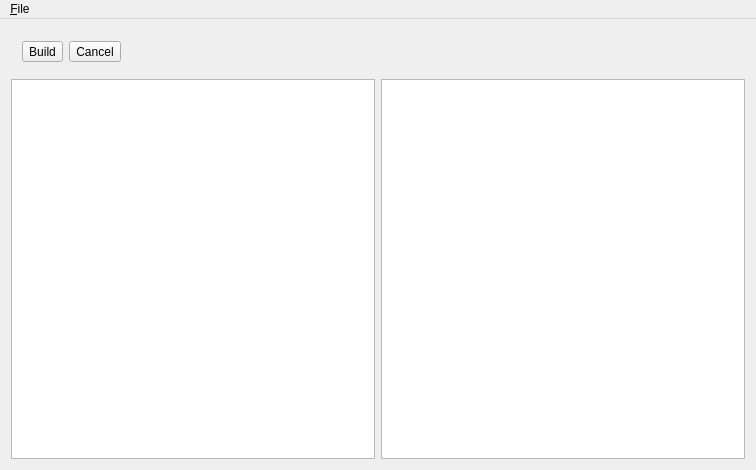
Qt form src-qt/mainwindow.ui (MtnViewJohn/context-free) before a commit.
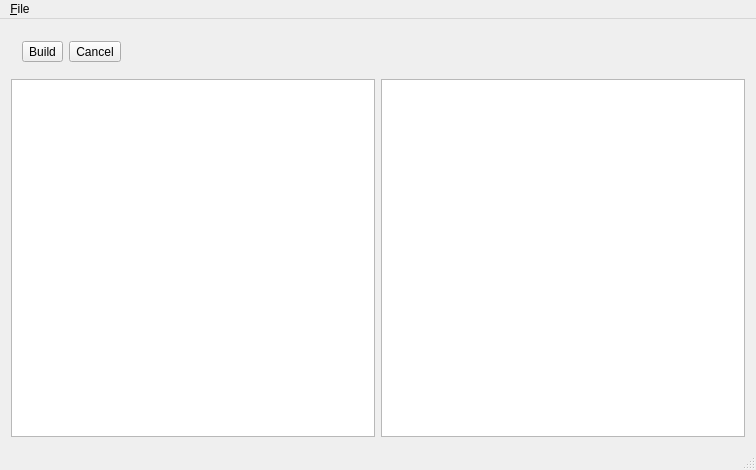
The same form after that commit. Icons and pictures are not drawn.

Diff of the .ui file:
```diff
--- a/src-qt/mainwindow.ui
+++ b/src-qt/mainwindow.ui
@@ -99,6 +99,7 @@
    </widget>
    <addaction name="menuFile"/>
   </widget>
+  <widget class="QStatusBar" name="statusBar"/>
   <action name="actionOpen">
    <property name="icon">
     <iconset theme="document-open">
```
Left out of the diff: 3 changed lines with no effect on the pictures.
